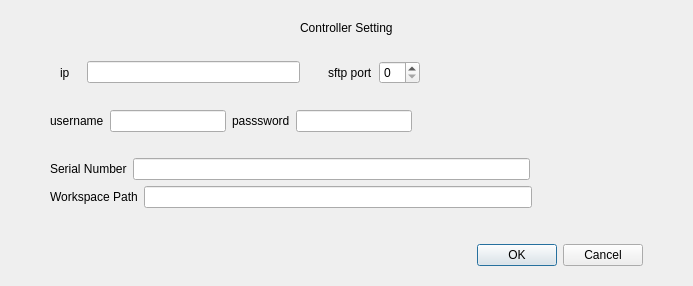
Qt form RoboEditor/src/ui/ControllerSettings.ui (LetsGoGTR/RoboEditor) before a commit.
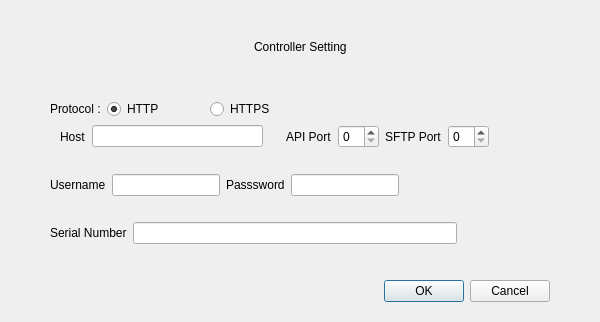
The same form after that commit.

Commit message: fix: BaseUrl 제작 방식 변경, ControllerInfo 필드 변경

Diff of the .ui file:
```diff
--- a/RoboEditor/src/ui/ControllerSettings.ui
+++ b/RoboEditor/src/ui/ControllerSettings.ui
@@ -6,14 +6,14 @@
    <rect>
     <x>0</x>
     <y>0</y>
-    <width>693</width>
-    <height>286</height>
+    <width>600</width>
+    <height>322</height>
    </rect>
   </property>
   <property name="windowTitle">
    <string>Form</string>
   </property>
-  <layout class="QVBoxLayout" name="verticalLayout_2" stretch="1,1,0,1,1,0">
+  <layout class="QVBoxLayout" name="verticalLayout_2" stretch="1,0,1,0,1,0">
    <property name="leftMargin">
     <number>50</number>
    </property>
@@ -64,7 +64,57 @@
     </layout>
    </item>
    <item>
-    <layout class="QHBoxLayout" name="horizontalLayout_3" stretch="1,10,1,1,1,10">
+    <layout class="QHBoxLayout" name="horizontalLayout_7" stretch="1,2,2,5">
+     <item>
+      <widget class="QLabel" name="label_9">
+       <property name="text">
+        <string>Protocol :</string>
+       </property>
+      </widget>
+     </item>
+     <item>
+      <widget class="QRadioButton" name="HTTPBtn">
+       <property name="text">
+        <string>HTTP</string>
+       </property>
+       <property name="checked">
+        <bool>true</bool>
+       </property>
+       <attribute name="buttonGroup">
+        <string notr="true">ProtocolGroup</string>
+       </attribute>
+      </widget>
+     </item>
+     <item>
+      <widget class="QRadioButton" name="HTTPSBtn">
+       <property name="text">
+        <string>HTTPS</string>
+       </property>
+       <property name="checked">
+        <bool>false</bool>
+       </property>
+       <attribute name="buttonGroup">
+        <string notr="true">ProtocolGroup</string>
+       </attribute>
+      </widget>
+     </item>
+     <item>
+      <spacer name="horizontalSpacer_4">
+       <property name="orientation">
+        <enum>Qt::Orientation::Horizontal</enum>
+       </property>
+       <property name="sizeHint" stdset="0">
+        <size>
+         <width>40</width>
+         <height>20</height>
+        </size>
+       </property>
+      </spacer>
+     </item>
+    </layout>
+   </item>
+   <item>
+    <layout class="QHBoxLayout" name="horizontalLayout_3" stretch="1,10,1,0,0,1,1,3">
      <property name="leftMargin">
       <number>10</number>
      </property>
@@ -74,7 +124,7 @@
      <item>
       <widget class="QLabel" name="label_5">
        <property name="text">
-        <string>ip</string>
+        <string>Host</string>
        </property>
       </widget>
      </item>
@@ -94,10 +144,20 @@
        </property>
       </spacer>
      </item>
+     <item>
+      <widget class="QLabel" name="label_8">
+       <property name="text">
+        <string>API Port</string>
+       </property>
+      </widget>
+     </item>
+     <item>
+      <widget class="QSpinBox" name="apiSpinBox"/>
+     </item>
      <item>
       <widget class="QLabel" name="label_2">
        <property name="text">
-        <string>sftp port</string>
+        <string>SFTP Port</string>
        </property>
       </widget>
      </item>
@@ -127,7 +187,7 @@
     </layout>
    </item>
    <item>
-    <layout class="QHBoxLayout" name="horizontalLayout_6" stretch="1,5,1,5,10">
+    <layout class="QHBoxLayout" name="horizontalLayout_6" stretch="1,5,1,5,7">
      <property name="topMargin">
       <number>20</number>
      </property>
@@ -137,7 +197,7 @@
      <item>
       <widget class="QLabel" name="label_4">
        <property name="text">
-        <string>username</string>
+        <string>Username</string>
        </property>
       </widget>
      </item>
@@ -147,7 +207,7 @@
      <item>
       <widget class="QLabel" name="label_3">
        <property name="text">
-        <string>passsword</string>
+        <string>Passsword</string>
        </property>
       </widget>
      </item>
@@ -196,33 +256,6 @@
      </item>
     </layout>
    </item>
-   <item>
-    <layout class="QHBoxLayout" name="horizontalLayout_2" stretch="1,7,2">
-     <item>
-      <widget class="QLabel" name="label_6">
-       <property name="text">
-        <string>Workspace Path</string>
-       </property>
-      </widget>
-     </item>
-     <item>
-      <widget class="QLineEdit" name="WPBox"/>
-     </item>
-     <item>
-      <spacer name="horizontalSpacer_9">
-       <property name="orientation">
-        <enum>Qt::Orientation::Horizontal</enum>
-       </property>
-       <property name="sizeHint" stdset="0">
-        <size>
-         <width>40</width>
-         <height>20</height>
-        </size>
-       </property>
-      </spacer>
-     </item>
-    </layout>
-   </item>
    <item>
     <layout class="QHBoxLayout" name="horizontalLayout_5">
      <property name="topMargin">
```
Left out of the diff: 5 changed lines with no effect on the pictures. The commit also changes 6 other files.
